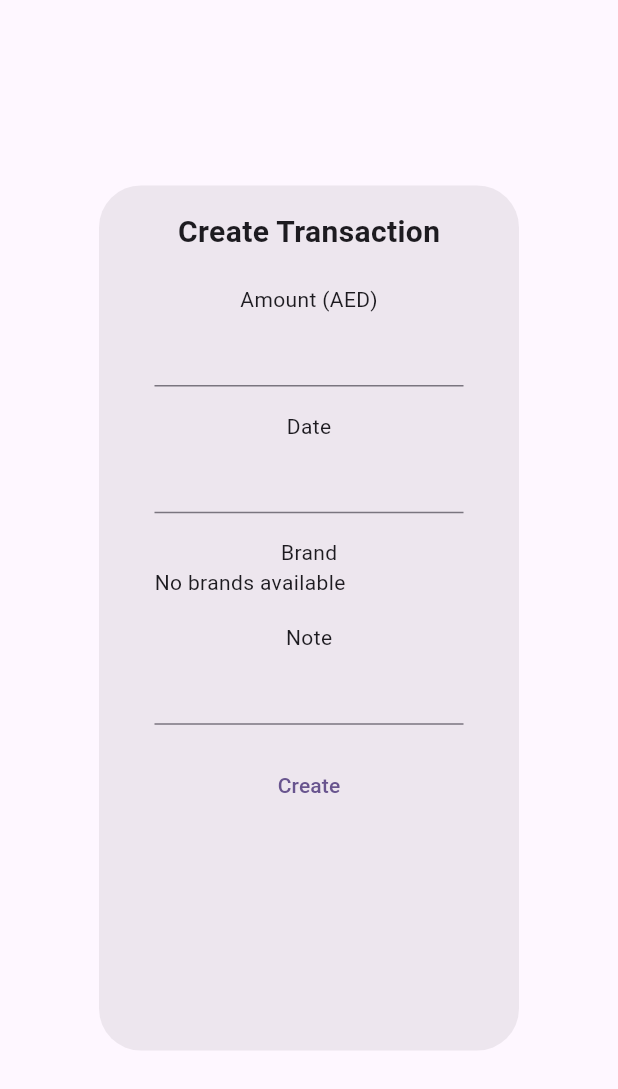
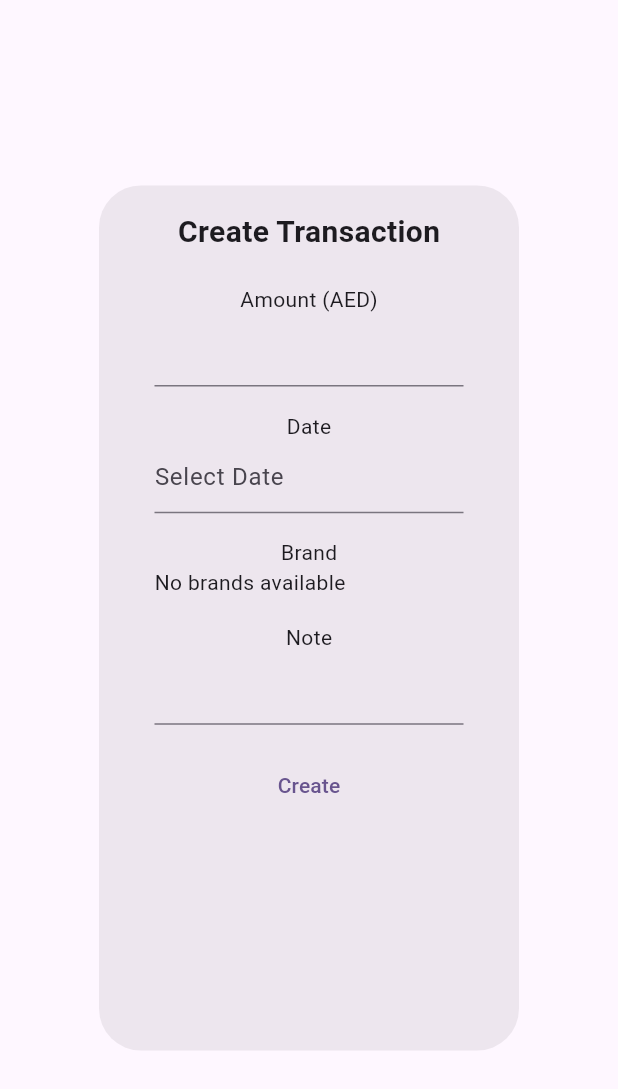
Before and after one commit to hisabi-app/hisabi-mobile, a Flutter app: the CreateTransactionPopup widget shown alone on an empty page, opened directly, after a tap on "Create", on a phone screen of 412 x 824 dp. Shown: the top 1089 px of the screen. Run offline on Flutter 3.47's test engine with Material 3 defaults, Android fonts, the phone set to English and light mode, and no system bars; our stand-ins replace dio, email_validator, equatable, flutter_bloc, flutter_svg, form_field_validator and 1 more; missing offline and left inert: telephony; accounts and stored records are empty; network calls fail.

Commit message:
Added a date picker for create transaction pop-up
Added a date picker for create transaction pop-up

```diff
--- a/lib/presentation/helper_widgets/create_transaction_popup.dart
+++ b/lib/presentation/helper_widgets/create_transaction_popup.dart
@@ -59,12 +59,30 @@ class _CreateTransactionPopupState extends State<CreateTransactionPopup> {
                   padding: EdgeInsets.only(top: 0, bottom: 0),
                   margin: EdgeInsets.only(top: 0, bottom: 0),
                   width: width * 0.5,
-                  child: TextFormField(
-                    onChanged: (value) {
-                      dateController.text = value;
+                  child: GestureDetector(
+                    onTap: () async {
+                      DateTime? pickedDate = await showDatePicker(
+                        context: context,
+                        initialDate: DateTime.now(),
+                        firstDate: DateTime(2000),
+                        lastDate: DateTime(2101),
+                      );
+
+                      if (pickedDate != null) {
+                        setState(() {
+                          dateController.text =
+                              pickedDate.toIso8601String().split('T').first;
+                        });
+                      }
                     },
-                    controller: dateController,
-                    cursorHeight: height * 0.025,
+                    child: AbsorbPointer(
+                      child: TextFormField(
+                        controller: dateController,
+                        decoration: InputDecoration(
+                          hintText: 'Select Date',
+                        ),
+                      ),
+                    ),
                   ),
                 ),
               ],
@@ -148,10 +166,8 @@ class _CreateTransactionPopupState extends State<CreateTransactionPopup> {
                   dateController.text,
                   noteController.text,
                 );
-                Navigator.pushReplacement(
-                  context,
-                  MaterialPageRoute(builder: (context) => TransactionsPage()),
-                );
+
+                Navigator.pop(context, true);
               },
               child: Text("Create"),
             ),
```
